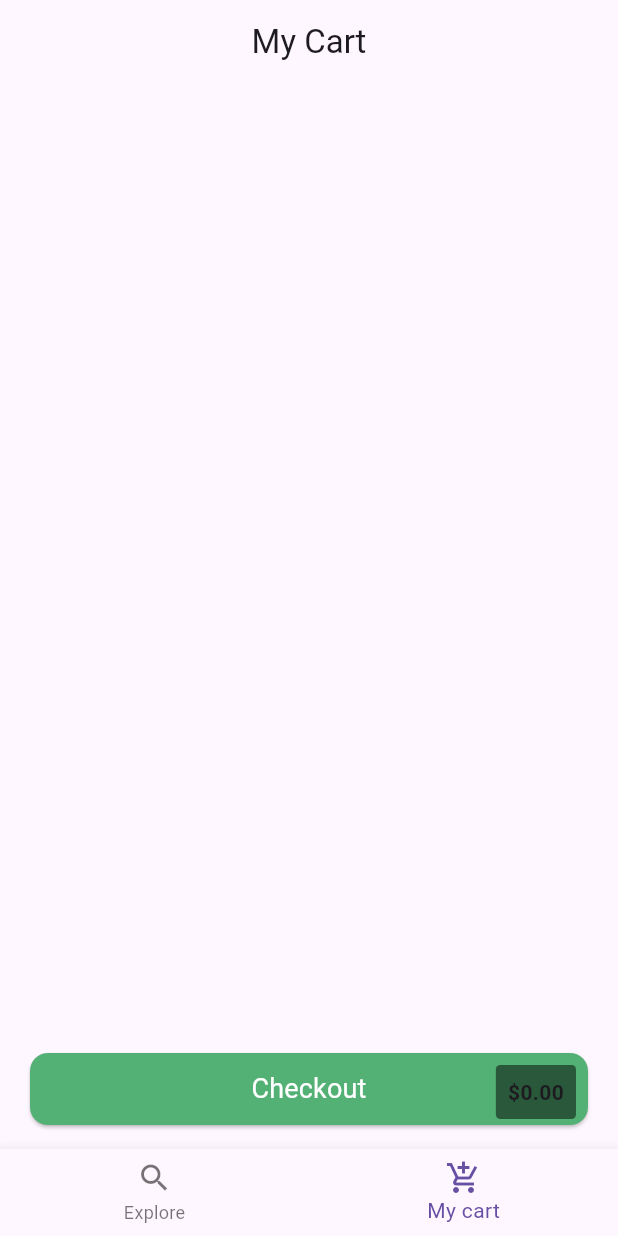
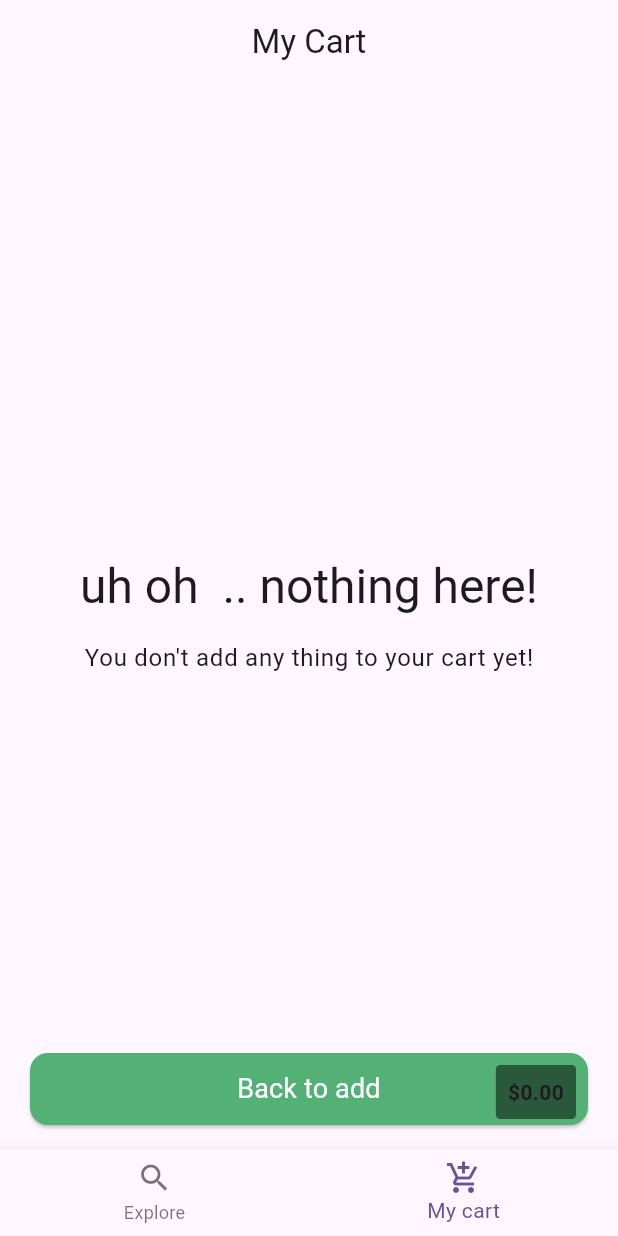
Before and after one commit to Ayaabq/test, a Flutter app: the TabsScreen screen opened by its route, item 2 of the bottom bar chosen, on a phone screen of 412 x 824 dp. Run offline on Flutter 3.47's test engine with Material 3 defaults, Android fonts, the light colour scheme and no system bars; our stand-ins replace flutter_riverpod, go_router.

Commit message:
adding empty cart logic

```diff
--- a/lib/core/widgets/tabs_screen.dart
+++ b/lib/core/widgets/tabs_screen.dart
@@ -1,6 +1,5 @@
 import 'package:flutter/material.dart';
 import 'package:flutter_riverpod/flutter_riverpod.dart';
-import 'package:task/core/widgets/custom_button.dart';
 import 'package:task/features/cart/presentation/views/cart_button.dart';
 import 'package:task/features/cart/presentation/views/cart_view_body.dart';
 
@@ -51,8 +50,12 @@ class _TabsScreenState extends ConsumerState<TabsScreen> {
           ? Padding(
               padding: const EdgeInsets.symmetric(horizontal: 20.0),
               child: CartButton(
-                onTap: () => showCheckoutBottomSheet(context),
-                title: "Checkout",
+                onBackToAdd: (){
+                  setState(() {
+                    _selectedPageIndex = 0;
+                  });
+                  },
+                onCheckout: () => showCheckoutBottomSheet(context),
               ),
             )
           : null,
--- a/lib/features/cart/presentation/views/cart_button.dart
+++ b/lib/features/cart/presentation/views/cart_button.dart
@@ -5,15 +5,19 @@ import 'package:task/core/widgets/price_text.dart';
 import 'package:task/features/cart/presentation/maneger/cart_provider.dart';
 
 class CartButton extends ConsumerWidget {
-  const CartButton({super.key, required this.onTap, required this.title});
-  final void Function() onTap;
-  final String title;
+  const CartButton( {super.key, required this.onCheckout, required this.onBackToAdd});
+  final void Function() onCheckout;
+  final void Function() onBackToAdd;
   @override
   Widget build(BuildContext context, WidgetRef ref) {
     final totalPrice= ref.watch(cartProvider.notifier).totalPrice(ref);
+    final bool isEmpty= totalPrice==0;
+    final onTap= isEmpty? onBackToAdd :onCheckout;
+    final title= isEmpty?"Back to add" :"Checkout";
     return Stack(
       children: [
-        CustomButton(onTap: onTap, title: title),
+        CustomButton(onTap: onTap,
+            title: title),
         Positioned(
           top: 8, // Adjust this value as needed to position the container
           right: 8, // Adjust this value as needed to position the container
--- a/lib/features/cart/presentation/views/cart_view_body.dart
+++ b/lib/features/cart/presentation/views/cart_view_body.dart
@@ -2,6 +2,7 @@ import 'package:flutter/material.dart';
 import 'package:flutter_riverpod/flutter_riverpod.dart';
 import 'package:task/features/cart/data/models/cart_model.dart';
 import 'package:task/features/cart/presentation/maneger/cart_provider.dart';
+import 'package:task/features/cart/presentation/views/empty_cart.dart';
 import 'package:task/features/home/presentation/maneger/product_provider.dart';
 
 import 'cart_item.dart';
@@ -27,9 +28,7 @@ class CartViewBody extends ConsumerWidget {
 
       ref.watch(cartProvider.notifier).deleteFromCart(cartItems[index].productId);
     }
-
-
-    return ListView.builder(
+    Widget content=ListView.builder(
         itemCount: cartItems.length,
         itemBuilder: (context, index) {
           final productItem = ref.read(productsProvider.notifier).findProduct(cartItems[index].productId);
@@ -47,5 +46,10 @@ class CartViewBody extends ConsumerWidget {
             ],
           );
         });
+    if(cartItems.isEmpty) {
+      content=const EmptyCart();
+    }
+
+    return content;
   }
 }
--- /dev/null
+++ b/lib/features/cart/presentation/views/empty_cart.dart
@@ -0,0 +1,23 @@
+import 'package:flutter/material.dart';
+
+class EmptyCart extends StatelessWidget {
+  const EmptyCart({super.key});
+
+  @override
+  Widget build(BuildContext context) {
+    return   Center(
+      child: Column(
+        mainAxisSize: MainAxisSize.min,
+        children:  [
+          Text('uh oh  .. nothing here!',
+            style: Theme.of(context).textTheme.headlineLarge!.copyWith(
+                color: Theme.of(context).colorScheme.onBackground),),
+
+          const SizedBox(height: 16,),
+          Text('You don\'t add any thing to your cart yet!',
+            style: Theme.of(context).textTheme.bodyLarge!.copyWith(color: Theme.of(context).colorScheme.onBackground),)
+        ],
+      ),
+    );
+  }
+}
```
